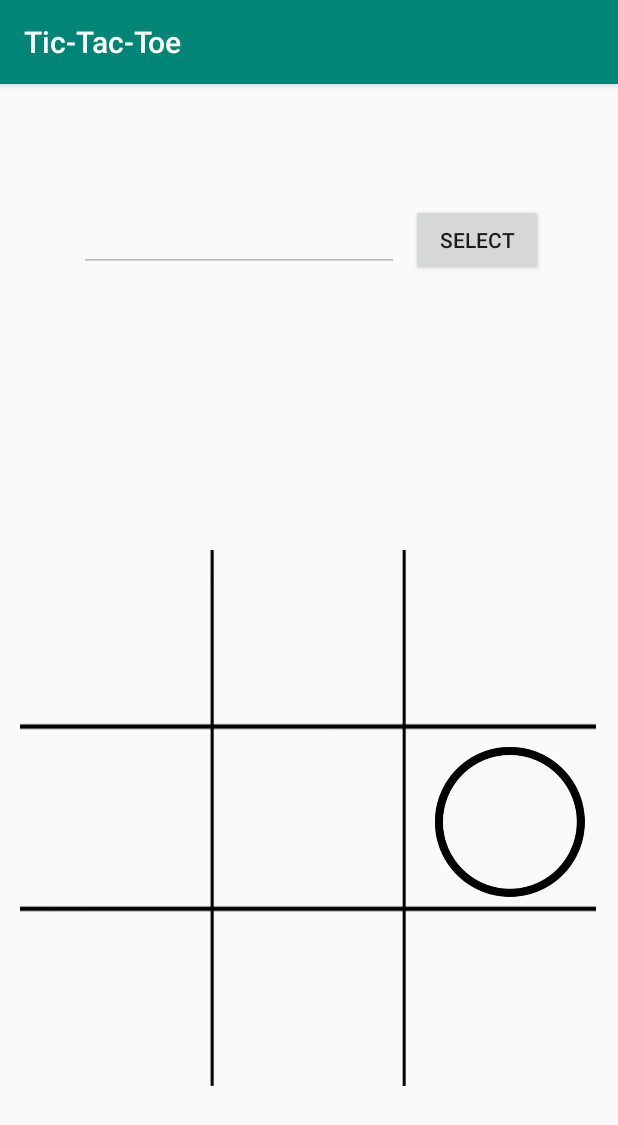
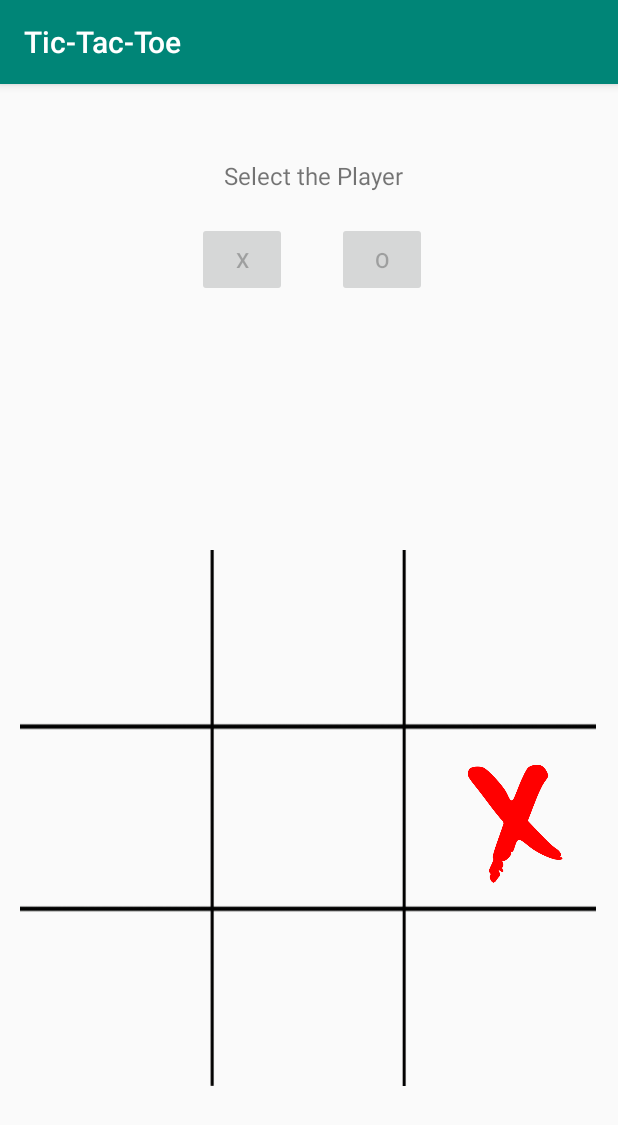
Before and after one commit to sjain30/TicTacToe-App, an Android app: the screen it shows after launch (MainActivity), after a tap on an icon or button, on a phone screen of 412 x 824 dp. Shown: the top 1125 px of the screen. Run offline under Robolectric (Android 15) with nearby library versions, the phone set to English and light mode, and no system bars; 1 other tap on this screen came first.

Commit message:
Added option to select player before game begins

```diff
--- a/app/src/main/java/com/example/tic_tac_toe/MainActivity.java
+++ b/app/src/main/java/com/example/tic_tac_toe/MainActivity.java
@@ -17,22 +17,25 @@ public class MainActivity extends AppCompatActivity {
 
 
     int map[]= new int[10];
-
     int player;
     boolean gameover=false;
+    private Button button;
+    private Button but;
 
     View.OnClickListener listener = new View.OnClickListener() {
         @Override
         public void onClick(View view) {
-            EditText play= findViewById(R.id.editText);
+            Button b =(Button) view;
 
-            String get= play.getText().toString();
-            if(get.equals("X")||get.equals("x")){
+            String get= b.getText().toString();
+            if(get.equals("X")){
                 player=1;
             }else
                 player=2;
 //            play.setText("");
-            play.setEnabled(false);
+            button.setEnabled(false);
+            but.setEnabled(false);
+
             if (player==2) {
 
                 Toast.makeText(MainActivity.this, "O goes first", Toast.LENGTH_LONG).show();
@@ -89,10 +92,13 @@ public class MainActivity extends AppCompatActivity {
 
     public void playagain(View view)
     {
+        button.setEnabled(true);
+        but.setEnabled(true);
         TextView textview = findViewById(R.id.textView);
         textview.setVisibility(View.INVISIBLE);
 
         Button button = findViewById(R.id.button);
+
 
 //        EditText editText = findViewById(R.id.editText);
 //        editText.setVisibility(View.VISIBLE);
@@ -167,7 +173,10 @@ public class MainActivity extends AppCompatActivity {
         super.onCreate(savedInstanceState);
         setContentView(R.layout.activity_main);
 
-        Button button=findViewById(R.id.button2);
+        button=findViewById(R.id.button2);
+        but =findViewById(R.id.button3);
+
+
 //
 //        EditText editText = findViewById(R.id.editText);
 //        char ch= editText.getText().toString().charAt(0);
@@ -181,6 +190,7 @@ public class MainActivity extends AppCompatActivity {
 
 
         button.setOnClickListener(listener);
+        but.setOnClickListener(listener);
 
 //            Toast.makeText(this, "O goes first", Toast.LENGTH_LONG).show();
 
--- a/app/src/main/res/layout/activity_main.xml
+++ b/app/src/main/res/layout/activity_main.xml
@@ -148,42 +148,59 @@
         android:layout_height="wrap_content"
         android:layout_marginStart="161dp"
         android:layout_marginLeft="161dp"
-        android:layout_marginTop="40dp"
-        android:layout_marginEnd="162dp"
-        android:layout_marginRight="162dp"
+        android:layout_marginEnd="161dp"
+        android:layout_marginRight="161dp"
         android:layout_marginBottom="72dp"
         android:onClick="playagain"
         android:text="Play Again"
         android:visibility="invisible"
         app:layout_constraintBottom_toTopOf="@+id/gridLayout"
         app:layout_constraintEnd_toEndOf="parent"
-        app:layout_constraintStart_toStartOf="parent"
-        app:layout_constraintTop_toBottomOf="@+id/editText" />
-
-    <EditText
-        android:id="@+id/editText"
-        android:layout_width="wrap_content"
-        android:layout_height="wrap_content"
-        android:layout_marginStart="44dp"
-        android:layout_marginLeft="44dp"
-        android:layout_marginTop="80dp"
-        android:layout_marginEnd="8dp"
-        android:layout_marginRight="8dp"
-        android:ems="10"
-        android:inputType="textPersonName"
-        app:layout_constraintEnd_toEndOf="parent"
-        app:layout_constraintHorizontal_bias="0.061"
-        app:layout_constraintStart_toStartOf="parent"
-        app:layout_constraintTop_toTopOf="parent" />
+        app:layout_constraintStart_toStartOf="parent" />
 
     <Button
         android:id="@+id/button2"
+        android:layout_width="60sp"
+        android:layout_height="50sp"
+        android:layout_marginStart="8dp"
+        android:layout_marginLeft="8dp"
+        android:layout_marginTop="20dp"
+        android:layout_marginEnd="10dp"
+        android:layout_marginRight="10dp"
+        android:text="X"
+        app:layout_constraintEnd_toStartOf="@+id/button3"
+        app:layout_constraintHorizontal_bias="0.841"
+        app:layout_constraintStart_toStartOf="parent"
+        app:layout_constraintTop_toBottomOf="@+id/textView3" />
+
+    <Button
+        android:id="@+id/button3"
+        android:layout_width="60sp"
+        android:layout_height="50sp"
+        android:layout_marginStart="8dp"
+        android:layout_marginLeft="8dp"
+        android:layout_marginEnd="8dp"
+        android:layout_marginRight="8dp"
+        android:text="O"
+        app:layout_constraintBaseline_toBaselineOf="@+id/button2"
+        app:layout_constraintEnd_toEndOf="parent"
+        app:layout_constraintHorizontal_bias="0.644"
+        app:layout_constraintStart_toStartOf="parent" />
+
+    <TextView
+        android:id="@+id/textView3"
         android:layout_width="wrap_content"
         android:layout_height="wrap_content"
         android:layout_marginStart="8dp"
         android:layout_marginLeft="8dp"
-        android:text="Select"
-        app:layout_constraintBaseline_toBaselineOf="@+id/editText"
-        app:layout_constraintStart_toEndOf="@+id/editText" />
+        android:layout_marginTop="50dp"
+        android:layout_marginEnd="8dp"
+        android:layout_marginRight="8dp"
+        android:text="Select the Player"
+        android:textSize="16sp"
+        app:layout_constraintEnd_toEndOf="parent"
+        app:layout_constraintHorizontal_bias="0.51"
+        app:layout_constraintStart_toStartOf="parent"
+        app:layout_constraintTop_toTopOf="parent" />
 
 </androidx.constraintlayout.widget.ConstraintLayout>
```
